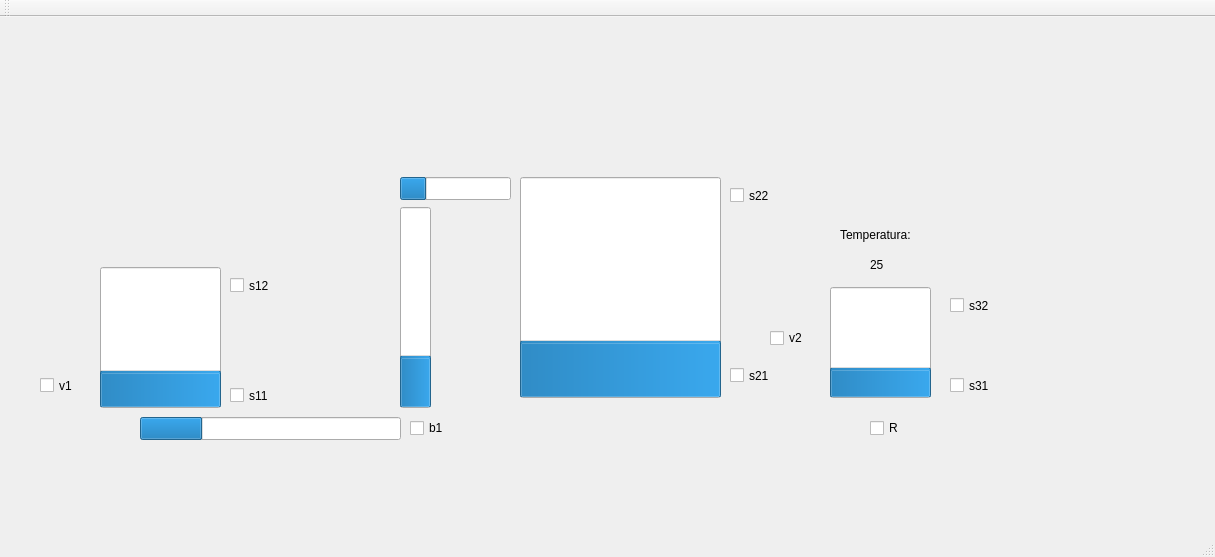
Qt form Automacao Predial/Qt_gui/pp_gui/mainwindow.ui (lucas-medeiros/Automacao-Predial) before a commit.
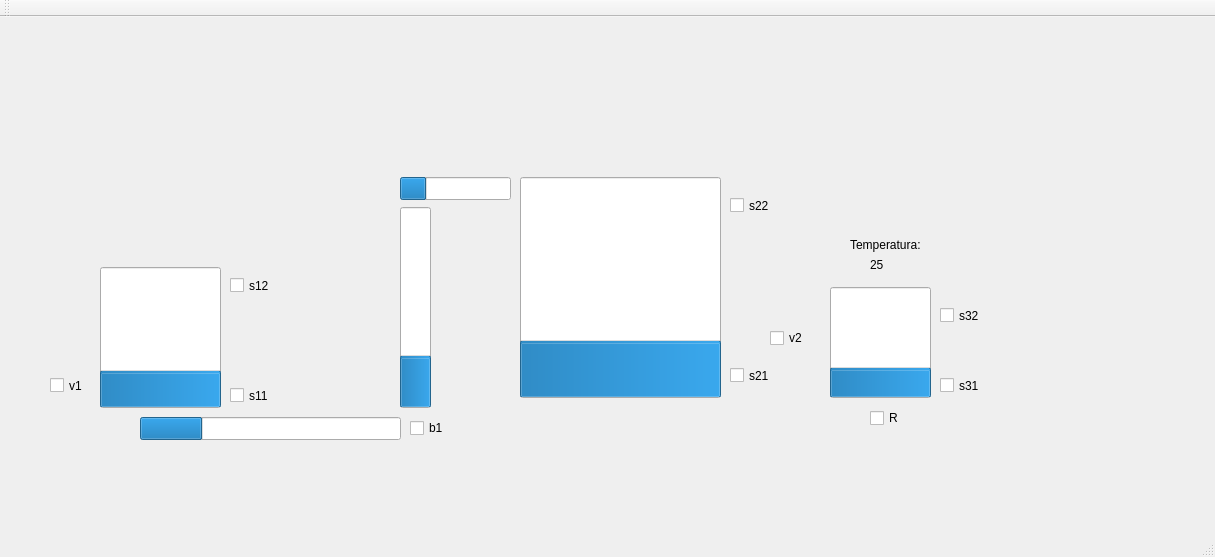
The same form after that commit.

The edit to the form file:
```diff
--- a/Automacao Predial/Qt_gui/pp_gui/mainwindow.ui
+++ b/Automacao Predial/Qt_gui/pp_gui/mainwindow.ui
@@ -17,7 +17,7 @@
    <widget class="QCheckBox" name="checkBox_v1">
     <property name="geometry">
      <rect>
-      <x>40</x>
+      <x>50</x>
       <y>360</y>
       <width>70</width>
       <height>17</height>
@@ -172,7 +172,7 @@
     <property name="geometry">
      <rect>
       <x>730</x>
-      <y>170</y>
+      <y>180</y>
       <width>70</width>
       <height>17</height>
      </rect>
@@ -203,8 +203,8 @@
    <widget class="QCheckBox" name="checkBox_s32">
     <property name="geometry">
      <rect>
-      <x>950</x>
-      <y>280</y>
+      <x>940</x>
+      <y>290</y>
       <width>70</width>
       <height>17</height>
      </rect>
@@ -216,7 +216,7 @@
    <widget class="QCheckBox" name="checkBox_s31">
     <property name="geometry">
      <rect>
-      <x>950</x>
+      <x>940</x>
       <y>360</y>
       <width>70</width>
       <height>17</height>
@@ -243,7 +243,7 @@
     <property name="geometry">
      <rect>
       <x>870</x>
-      <y>400</y>
+      <y>390</y>
       <width>83</width>
       <height>22</height>
      </rect>
@@ -268,8 +268,8 @@
    <widget class="QLabel" name="label_text">
     <property name="geometry">
      <rect>
-      <x>840</x>
-      <y>210</y>
+      <x>850</x>
+      <y>220</y>
       <width>81</width>
       <height>16</height>
      </rect>
```
Left out of the diff: 2 changed lines with no effect on the pictures.
